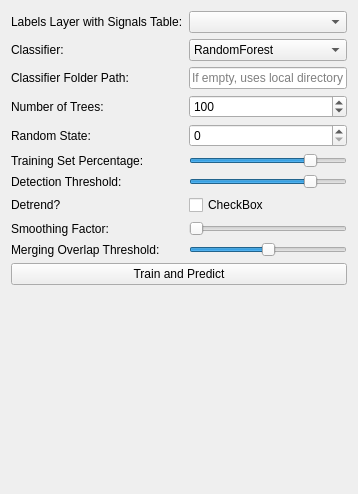
Above: src/napari_signal_classifier/_ui/napari_train_and_predict_sub_signal_classfier.ui from zoccoler/napari-signal-classifier before the change. Below: the same form after it.
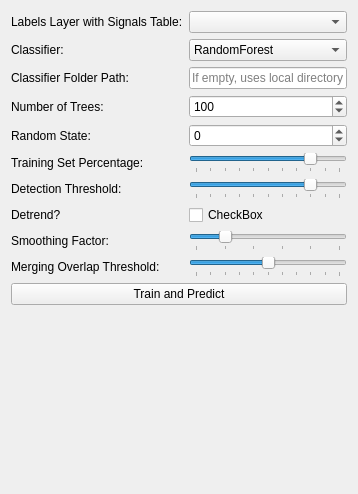
That is the form after the change.

Commit message: Add tooltips to widgets, ticks to sliders and fix some boundary values

```diff
--- a/src/napari_signal_classifier/_ui/napari_train_and_predict_sub_signal_classfier.ui
+++ b/src/napari_signal_classifier/_ui/napari_train_and_predict_sub_signal_classfier.ui
@@ -52,6 +52,12 @@
      <property name="orientation">
       <enum>Qt::Horizontal</enum>
      </property>
+     <property name="tickPosition">
+      <enum>QSlider::TicksBelow</enum>
+     </property>
+     <property name="tickInterval">
+      <number>10</number>
+     </property>
     </widget>
    </item>
    <item row="0" column="0">
@@ -72,6 +78,12 @@
      <property name="orientation">
       <enum>Qt::Horizontal</enum>
      </property>
+     <property name="tickPosition">
+      <enum>QSlider::TicksBelow</enum>
+     </property>
+     <property name="tickInterval">
+      <number>10</number>
+     </property>
     </widget>
    </item>
    <item row="1" column="1">
@@ -135,6 +147,12 @@
      <property name="orientation">
       <enum>Qt::Horizontal</enum>
      </property>
+     <property name="tickPosition">
+      <enum>QSlider::TicksBelow</enum>
+     </property>
+     <property name="tickInterval">
+      <number>10</number>
+     </property>
     </widget>
    </item>
    <item row="4" column="1">
@@ -172,7 +190,17 @@
     </widget>
    </item>
    <item row="5" column="1">
-    <widget class="QSpinBox" name="_random_state_qspinbox"/>
+    <widget class="QSpinBox" name="_random_state_qspinbox">
+     <property name="toolTip">
+      <string>&lt;html&gt;&lt;head/&gt;&lt;body&gt;&lt;p&gt;Enter non-negative value for reproducibility. Setting it to -1 may make each run yield different outputs (it is equivalent to passing 'None' to random_state arguments in scikit-learn).&lt;/p&gt;&lt;/body&gt;&lt;/html&gt;</string>
+     </property>
+     <property name="minimum">
+      <number>-1</number>
+     </property>
+     <property name="maximum">
+      <number>999</number>
+     </property>
+    </widget>
    </item>
    <item row="6" column="0">
     <widget class="QLabel" name="_training_size_qlabel">
@@ -191,11 +219,20 @@
    <item row="9" column="1">
     <widget class="QSlider" name="_smooth_factor_qslider">
      <property name="maximum">
-      <number>100</number>
+      <number>50</number>
+     </property>
+     <property name="value">
+      <number>10</number>
      </property>
      <property name="orientation">
       <enum>Qt::Horizontal</enum>
      </property>
+     <property name="tickPosition">
+      <enum>QSlider::TicksBelow</enum>
+     </property>
+     <property name="tickInterval">
+      <number>10</number>
+     </property>
     </widget>
    </item>
   </layout>
```
Left out of the diff: 31 changed lines with no effect on the pictures. The commit also changes 1 other file.
